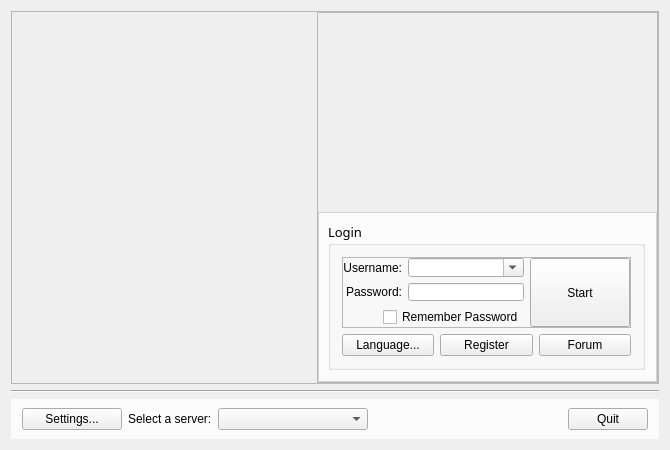
Qt form TOPLauncher/TOPLauncher.ui (BSoD-Ultimate/TOPLauncher) before a commit.
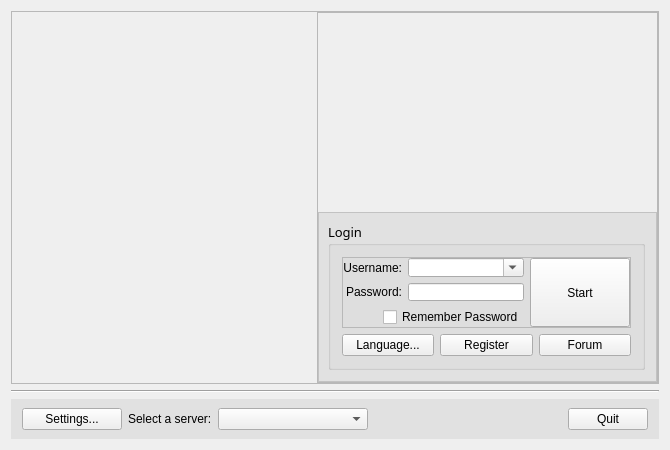
The same form after that commit. Icons and pictures are not drawn.

What changed in the file:
```diff
--- a/TOPLauncher/TOPLauncher.ui
+++ b/TOPLauncher/TOPLauncher.ui
@@ -54,11 +54,11 @@
 }
 
 QFrame#frameLogin {
-  background-color: rgba(255, 255, 255, 192);
+  background-color: rgba(211, 211, 211, 128);
 }
 
 QFrame#frameBottom {
-  background-color: rgba(255, 255, 255, 192);
+  background-color: rgba(211, 211, 211, 128);
 }</string>
   </property>
   <property name="locale">
```
